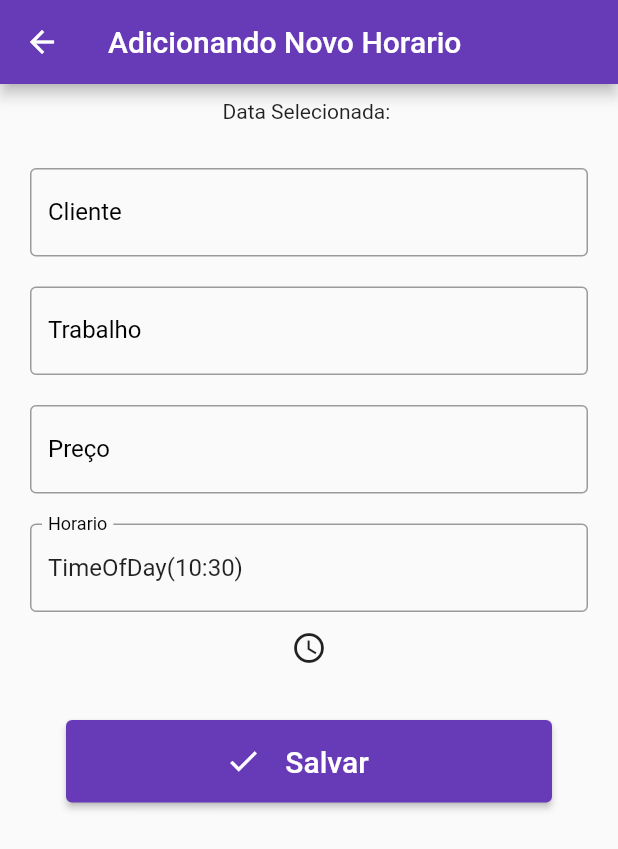
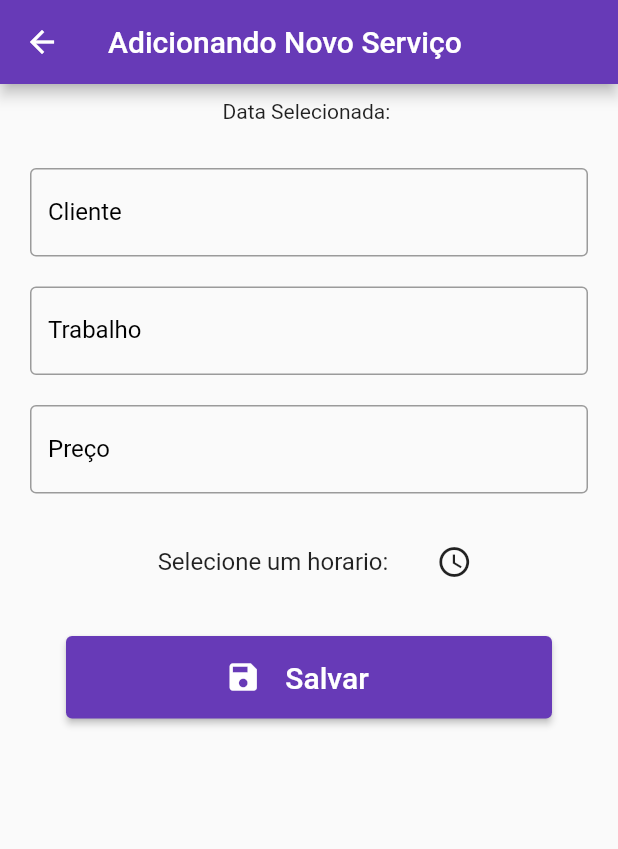
Before and after one commit to felipeoliveira92/RosaAzul, a Flutter app: the AddWorkPage screen opened directly with empty values, on a phone screen of 412 x 824 dp. Shown: the top 849 px of the screen. Run offline on Flutter 3.47's test engine with Material 2 defaults, Android fonts, the phone set to English and light mode, and no system bars; our stand-ins replace dio; missing offline and left inert: d_chart, date_ranger.

Commit message:
melhorias na tela de adicionar novo service e alterar servico

```diff
--- a/lib/main.dart
+++ b/lib/main.dart
@@ -1,7 +1,5 @@
-import 'package:appsalao/pages/calendarpage.dart';
 import 'package:appsalao/pages/login.page.dart';
 import 'package:flutter/material.dart';
-import 'package:appsalao/pages/alterworkpage.dart';
 
 void main() {
   runApp(MyApp());
--- a/lib/pages/addworkpage.dart
+++ b/lib/pages/addworkpage.dart
@@ -15,14 +15,17 @@ class AddWorkPage extends StatefulWidget {
 class _AddWorkPageState extends State<AddWorkPage> {
   WorkTask workTask = WorkTask();
   final _workTaskRepository = WorkTaskRepository();
-  var time = TimeOfDay(hour: DateTime.now().hour, minute: DateTime.now().minute);
+  var timeSelected = TimeOfDay.now();
 
+_AddWorkPageState(){
+  //workTask.id = DateTime.now().day.toString();
+}
   @override
   Widget build(BuildContext context) {
-    workTask.id = "22";
+
     return Scaffold(
       appBar: AppBar(
-        title: const Text("Adicionando Novo Horario"),
+        title: const Text("Adicionando Novo Serviço"),
       ),
       body: SingleChildScrollView(
         child: Padding(
@@ -83,33 +86,44 @@ class _AddWorkPageState extends State<AddWorkPage> {
                         width: 20,
                         height: 20,
                       ),
-                      TextFormField(
-                        keyboardType: TextInputType.datetime,
-                        initialValue: time.toString(),
-                        decoration: const InputDecoration(
-                            border: OutlineInputBorder(),
-                            labelText: "Horario",
-                            labelStyle: TextStyle(color: Colors.black)),
-                        onChanged: (text) {
-                          workTask.horario = int.parse(text);
-                        },
+                      Row(
+                        mainAxisAlignment: MainAxisAlignment.center,
+                        children: [
+                          Padding(
+                            padding: const EdgeInsets.all(16.0),
+                            child: timeSelected == TimeOfDay.now()
+                                ? const Text("Selecione um horario:",
+                                    style: TextStyle(fontSize: 16))
+                                : Text(
+                                    "Horario selecionado: ${timeSelected.hour}:${timeSelected.minute}",
+                                    style: TextStyle(fontSize: 20)),
                           ),
                           IconButton(
+                            alignment: Alignment.centerRight,
                             icon: const Icon(Icons.access_time),
                             onPressed: () async {
-                          final timeselected = await showTimePicker(
+                              final time = await showTimePicker(
                                 context: context,
+                                builder: (context, child) => MediaQuery(
+                                    data: MediaQuery.of(context)
+                                        .copyWith(alwaysUse24HourFormat: true),
+                                    child: child ?? Container()),
                                 initialTime: TimeOfDay(
                                     hour: DateTime.now().hour,
                                     minute: DateTime.now().minute),
                               );
 
-                          if (timeselected != null) {
+                              if (time != null) {
                                 setState(() {
-                              time = timeselected.hour as TimeOfDay;
+                                  timeSelected = TimeOfDay(
+                                      hour: time.hour,
+                                      minute: time.minute);
+                                  workTask.horario = timeSelected.hour;
                                 });
                               }
                             },
+                          ),
+                        ],
                       ),
                       Container(
                         alignment: Alignment.bottomCenter,
@@ -141,7 +155,7 @@ class _AddWorkPageState extends State<AddWorkPage> {
                           child: Row(
                             mainAxisAlignment: MainAxisAlignment.center,
                             children: const [
-                              Icon(Icons.check),
+                              Icon(Icons.save),
                               Padding(
                                 padding: EdgeInsets.all(16.0),
                                 child: Text('Salvar',
```
Also changed, not shown: lib/pages/HomePage.dart (+5 -7 lines), lib/pages/alterworkpage.dart (+78 -15 lines), images/gif-logo.gif (added), images/logo-header.png (added), images/user-photo.png (added). Lines whose indentation alone changed are shown as unchanged.
